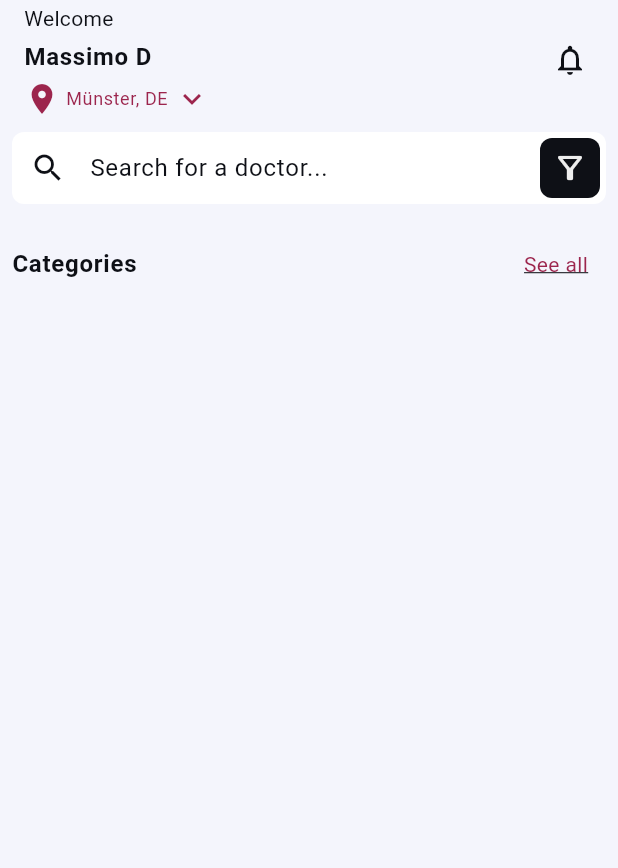
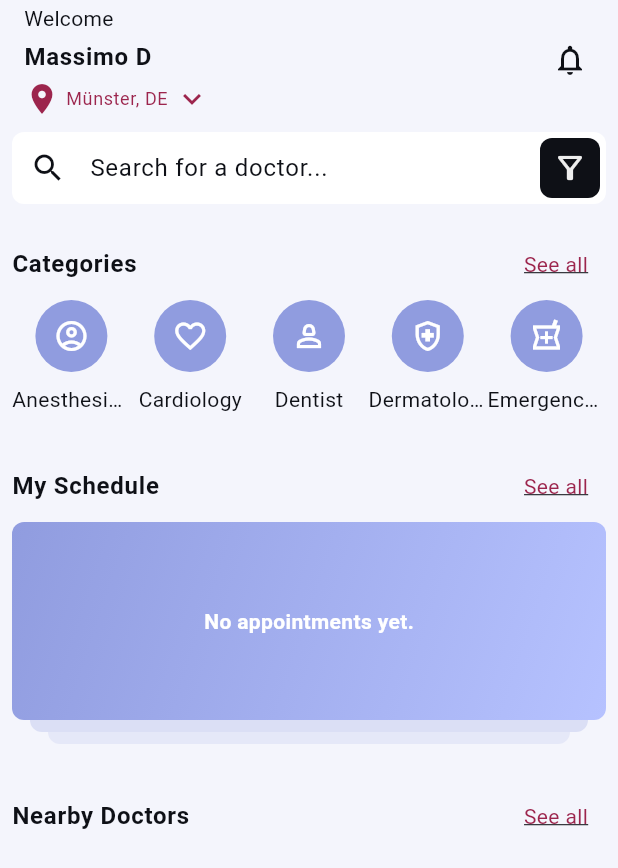
Before and after one commit to HSayer44/doctors, a Flutter app: the screen it shows after launch, on a phone screen of 412 x 824 dp. Shown: the top 868 px of the screen. Run offline on Flutter 3.47's test engine with Material 3 defaults, Android fonts, the phone set to English and light mode, and no system bars; our stand-ins replace equatable, google_fonts, google_maps_flutter.

Commit message:
add doctor models

```diff
--- a/lib/screens/home_screen.dart
+++ b/lib/screens/home_screen.dart
@@ -1,5 +1,9 @@
-import 'package:doctors/shared/widgets/section_title.dart';
+import 'package:doctors/shared/widgets/avatars/circle_avatar_with_text_label.dart';
+import 'package:doctors/shared/widgets/titles/section_title.dart';
 import 'package:flutter/material.dart';
+import 'package:models/models.dart';
+
+import '../shared/widgets/cards/appointment_preview_card.dart';
 
 class HomeScreen extends StatelessWidget {
   const HomeScreen({super.key});
@@ -70,11 +74,15 @@ class HomeView extends StatelessWidget {
           ),
         ),
       ),
-      body: SingleChildScrollView(
+      body: const SingleChildScrollView(
         padding: EdgeInsets.all(8),
         child: Column(
           children: [
             _DoctorCategories(),
+            SizedBox(height: 24),
+            _MySchedule(),
+            SizedBox(height: 24),
+            _NearbyDoctors(),
           ],
         ),
       ),
@@ -94,9 +102,65 @@ class _DoctorCategories extends StatelessWidget {
           action: 'See all',
           onPressed: () {},
         ),
+        Row(
+          mainAxisAlignment: MainAxisAlignment.start,
+          children: DoctorCategory.values
+              .take(5)
+              .map((category) => Expanded(child: CircleAvatarWithTextLabel(icon: category.icon, label: category.name)))
+              .toList(),
+        )
 
         //ICons
       ],
     );
   }
 }
+
+class _MySchedule extends StatelessWidget {
+  const _MySchedule({super.key});
+
+  @override
+  Widget build(BuildContext context) {
+    return Column(
+      children: [
+        SectionTitle(
+          title: 'My Schedule',
+          action: 'See all',
+          onPressed: () {},
+        ),
+        const AppointmentPreviewCard(),
+      ],
+    );
+  }
+}
+
+class _NearbyDoctors extends StatelessWidget {
+  const _NearbyDoctors({super.key});
+
+  @override
+  Widget build(BuildContext context) {
+    final colorScheme = Theme.of(context).colorScheme;
+    return Column(
+      children: [
+        SectionTitle(
+          title: 'Nearby Doctors',
+          action: 'See all',
+          onPressed: () {},
+        ),
+        const SizedBox(height: 8),
+        ListView.separated(
+          physics: const NeverScrollableScrollPhysics(),
+          shrinkWrap: true,
+          itemBuilder: (context, index) {},
+          separatorBuilder: (context, index) {
+            return Divider(
+              height: 24,
+              color: colorScheme.surfaceVariant,
+            );
+          },
+          itemCount: 10,
+        ),
+      ],
+    );
+  }
+}
--- a/lib/shared/widgets/avatars/circle_avatar_with_text_label.dart
+++ b/lib/shared/widgets/avatars/circle_avatar_with_text_label.dart
@@ -25,9 +25,9 @@ class CircleAvatarWithTextLabel extends StatelessWidget {
             label,
             maxLines: 1,
             overflow: TextOverflow.ellipsis,
-            style: Theme.of(context).textTheme.bodySmall!.copyWith(
-                  color: colorScheme.secondary,
-                ),
+            // style: Theme.of(context).textTheme.bodySmall!.copyWith(
+            //       color: colorScheme.secondary,
+            //     ),
           ),
         ],
       ),
--- /dev/null
+++ b/lib/shared/widgets/cards/appointment_preview_card.dart
@@ -0,0 +1,61 @@
+import 'package:flutter/material.dart';
+
+class AppointmentPreviewCard extends StatelessWidget {
+  const AppointmentPreviewCard({super.key});
+
+  @override
+  Widget build(BuildContext context) {
+    final textTheme = Theme.of(context).textTheme;
+    final colorScheme = Theme.of(context).colorScheme;
+    return Column(
+      children: [
+        Container(
+          padding: const EdgeInsets.all(16),
+          decoration: BoxDecoration(
+            borderRadius: BorderRadius.circular(8),
+            gradient: LinearGradient(
+              begin: Alignment.topLeft,
+              end: Alignment.bottomRight,
+              colors: [
+                colorScheme.primary,
+                colorScheme.tertiary,
+              ],
+            ),
+          ),
+          child: Column(
+            children: [
+              SizedBox(
+                height: 100,
+                child: Center(
+                  child: Text(
+                    'No appointments yet.',
+                    style: textTheme.bodyMedium!.copyWith(
+                      color: Colors.white,
+                      fontWeight: FontWeight.bold,
+                    ),
+                  ),
+                ),
+              )
+            ],
+          ),
+        ),
+        Container(
+          height: 8,
+          margin: const EdgeInsets.symmetric(horizontal: 12),
+          decoration: BoxDecoration(
+            color: colorScheme.primary.withOpacity(0.25),
+            borderRadius: const BorderRadius.vertical(bottom: Radius.circular(8)),
+          ),
+        ),
+        Container(
+          height: 8,
+          margin: const EdgeInsets.symmetric(horizontal: 24),
+          decoration: BoxDecoration(
+            color: colorScheme.primary.withOpacity(0.15),
+            borderRadius: const BorderRadius.vertical(bottom: Radius.circular(8)),
+          ),
+        ),
+      ],
+    );
+  }
+}
--- a/packages/models/lib/src/doctor_category.dart
+++ b/packages/models/lib/src/doctor_category.dart
@@ -0,0 +1,68 @@
+import 'package:flutter/material.dart';
+
+enum DoctorCategory {
+  anesthesiology(
+    name: 'Anesthesiology',
+    icon: Icons.account_circle_outlined,
+  ),
+  cardiology(
+    name: 'Cardiology',
+    icon: Icons.favorite_border_outlined,
+  ),
+  dentist(
+    name: 'Dentist',
+    icon: Icons.person_2_outlined,
+  ),
+  dermatology(
+    name: 'Dermatology',
+    icon: Icons.health_and_safety_outlined,
+  ),
+  emergencyMedicine(
+    name: 'Emergency Medicine',
+    icon: Icons.local_pharmacy_outlined,
+  ),
+  familyMedicine(
+    name: 'Family Medicine',
+    icon: Icons.medical_information_outlined,
+  ),
+  gastroenterology(
+    name: 'Gastroenterology',
+    icon: Icons.medical_services_outlined,
+  ),
+  generalSurgery(
+    name: 'General Surgery',
+    icon: Icons.health_and_safety_outlined,
+  ),
+  internalMedicine(
+    name: 'Internal Medicine',
+    icon: Icons.emergency_outlined,
+  ),
+  neurology(
+    name: 'Neurology',
+    icon: Icons.psychology_outlined,
+  ),
+  orthopedicSurgery(
+    name: 'Orthopedic Surgery',
+    icon: Icons.medication_liquid_sharp,
+  ),
+  pediatrics(
+    name: 'Pediatrics',
+    icon: Icons.medical_services_outlined,
+  ),
+  psychiatry(
+    name: 'Psychiatry',
+    icon: Icons.psychology_outlined,
+  ),
+  pulmonology(
+    name: 'Pulmonology',
+    icon: Icons.medical_services_outlined,
+  );
+
+  final String name;
+  final IconData icon;
+
+  const DoctorCategory({
+    required this.name,
+    required this.icon,
+  });
+}
--- a/pubspec.yaml
+++ b/pubspec.yaml
@@ -13,6 +13,10 @@ dependencies:
   cupertino_icons: ^1.0.6
   flutter_launcher_icons: ^0.13.1
   google_fonts: ^6.2.1
+  models:
+    path: packages/models
+  flutter_bloc: ^8.1.4
+  equatable: ^2.0.5
 
 
 dev_dependencies:
```
Also changed, not shown: packages/models/lib/models.dart (+7 -5 lines), packages/models/lib/src/clinic.dart (added, +27 -0 lines), packages/models/lib/src/consultaion_mode.dart (added, +34 -0 lines), packages/models/lib/src/doctor.dart (added, +81 -0 lines), packages/models/lib/src/doctor_address.dart (added, +77 -0 lines), packages/models/lib/src/doctor_package.dart (added, +53 -0 lines), packages/models/lib/src/doctor_working_hours.dart (added, +64 -0 lines), packages/models/pubspec.yaml (+7 -0 lines), lib/shared/widgets/titles/section_title.dart (renamed from lib/shared/widgets/section_title.dart), pubspec.lock, 1 other file.
